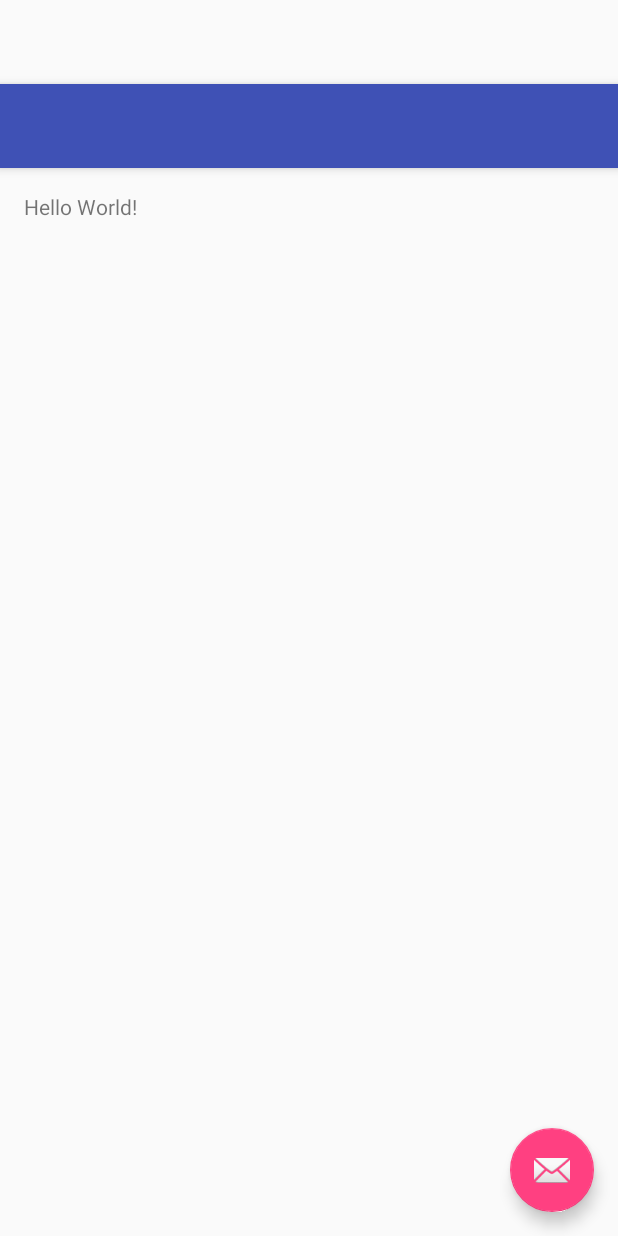
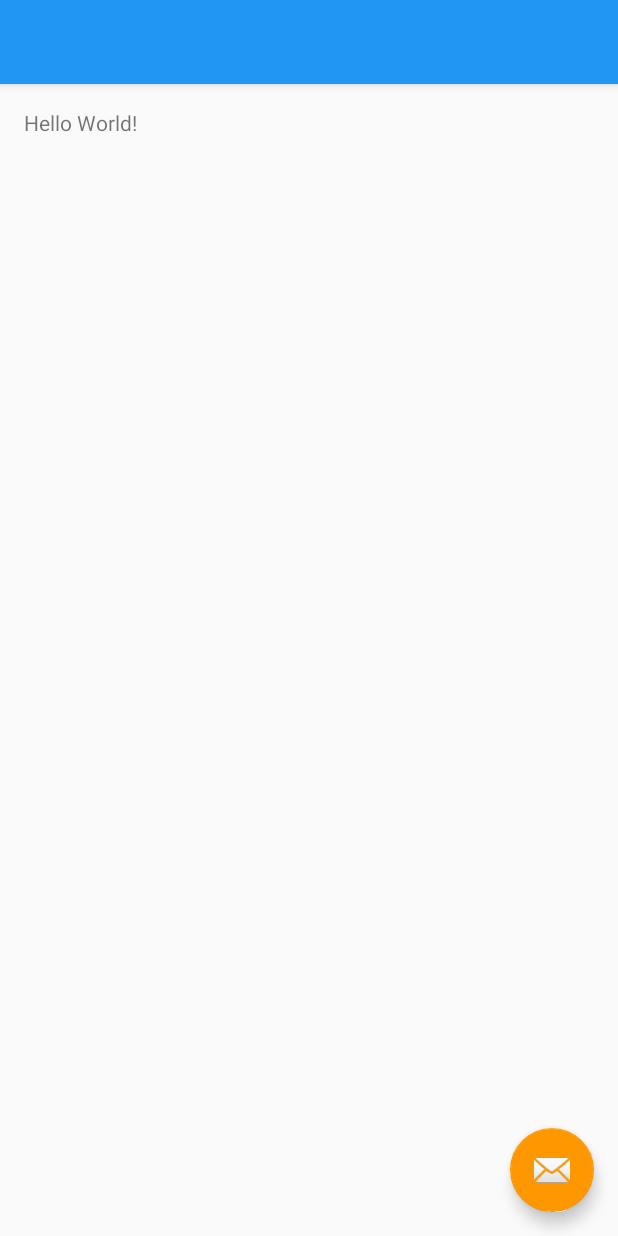
Before and after one commit to icaboalo/plan_to_eat, an Android app: the layout activity_main.xml on its own in the app's theme, with its tools: preview values and no code run, on a phone screen of 412 x 824 dp. Run offline under Robolectric (Android 15) with nearby library versions, the phone set to English and light mode, and no system bars.

Commit message:
added colors and style

```diff
--- a/app/src/main/res/layout/activity_main.xml
+++ b/app/src/main/res/layout/activity_main.xml
@@ -13,12 +13,9 @@
         android:layout_width="match_parent"
         android:theme="@style/AppTheme.AppBarOverlay">
 
-        <android.support.v7.widget.Toolbar
-            android:id="@+id/toolbar"
-            android:layout_width="match_parent"
-            android:layout_height="?attr/actionBarSize"
-            android:background="?attr/colorPrimary"
-            app:popupTheme="@style/AppTheme.PopupOverlay"/>
+        <include
+            layout="@layout/app_bar"
+            android:id="@+id/app_bar"/>
 
     </android.support.design.widget.AppBarLayout>
 
--- /dev/null
+++ b/app/src/main/res/layout/app_bar.xml
@@ -0,0 +1,12 @@
+<?xml version="1.0" encoding="utf-8"?>
+<android.support.v7.widget.Toolbar
+    xmlns:android="http://schemas.android.com/apk/res/android"
+    xmlns:app="http://schemas.android.com/apk/res-auto"
+    android:background="@color/primary"
+    android:layout_width="match_parent"
+    android:layout_height="wrap_content"
+    app:popupTheme="@style/ThemeOverlay.AppCompat.Light"
+    app:theme="@style/CustomToolbar"
+    android:orientation="vertical">
+
+</android.support.v7.widget.Toolbar>
--- a/app/src/main/res/values/colors.xml
+++ b/app/src/main/res/values/colors.xml
@@ -1,6 +1,11 @@
 <?xml version="1.0" encoding="utf-8"?>
 <resources>
-    <color name="colorPrimary">#3F51B5</color>
-    <color name="colorPrimaryDark">#303F9F</color>
-    <color name="colorAccent">#FF4081</color>
+    <color name="primary">#2196F3</color>
+    <color name="primary_dark">#1976D2</color>
+    <color name="primary_light">#BBDEFB</color>
+    <color name="accent">#FF9800</color>
+    <color name="primary_text">#212121</color>
+    <color name="secondary_text">#727272</color>
+    <color name="icons">#FFFFFF</color>
+    <color name="divider">#B6B6B6</color>
 </resources>
--- a/app/src/main/res/values/styles.xml
+++ b/app/src/main/res/values/styles.xml
@@ -1,11 +1,19 @@
 <resources>
 
     <!-- Base application theme. -->
-    <style name="AppTheme" parent="Theme.AppCompat.Light.DarkActionBar">
+    <style name="AppTheme" parent="Theme.AppCompat.Light.NoActionBar">
         <!-- Customize your theme here. -->
-        <item name="colorPrimary">@color/colorPrimary</item>
-        <item name="colorPrimaryDark">@color/colorPrimaryDark</item>
-        <item name="colorAccent">@color/colorAccent</item>
+        <item name="colorPrimary">@color/primary</item>
+        <item name="colorPrimaryDark">@color/primary_dark</item>
+        <item name="colorAccent">@color/accent</item>
+        <item name="android:textColorPrimary">@color/primary_text</item>
+        <item name="android:textColorSecondary">@color/secondary_text</item>
+        <item name="android:icon">@color/icons</item>
+        <item name="android:divider">@color/divider</item>
+    </style>
+
+    <style name="CustomToolbar" parent="ThemeOverlay.AppCompat.Dark">
+
     </style>
     <style name="AppTheme.NoActionBar">
         <item name="windowActionBar">false</item>
```
